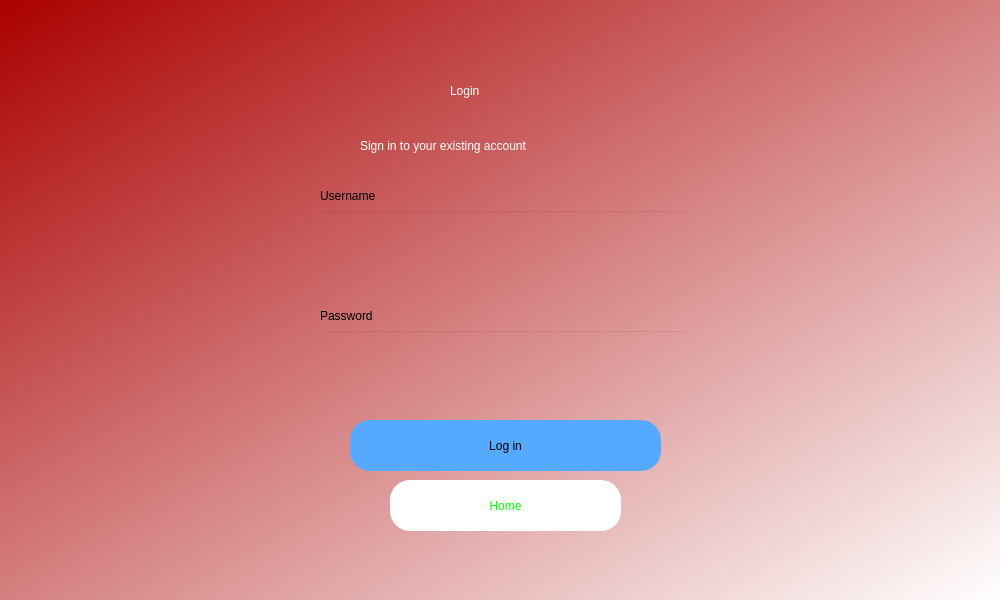
Before: the Qt Designer form GUI/login.ui in Mohamed72495/Video-Surveillance, drawn with Qt 5.
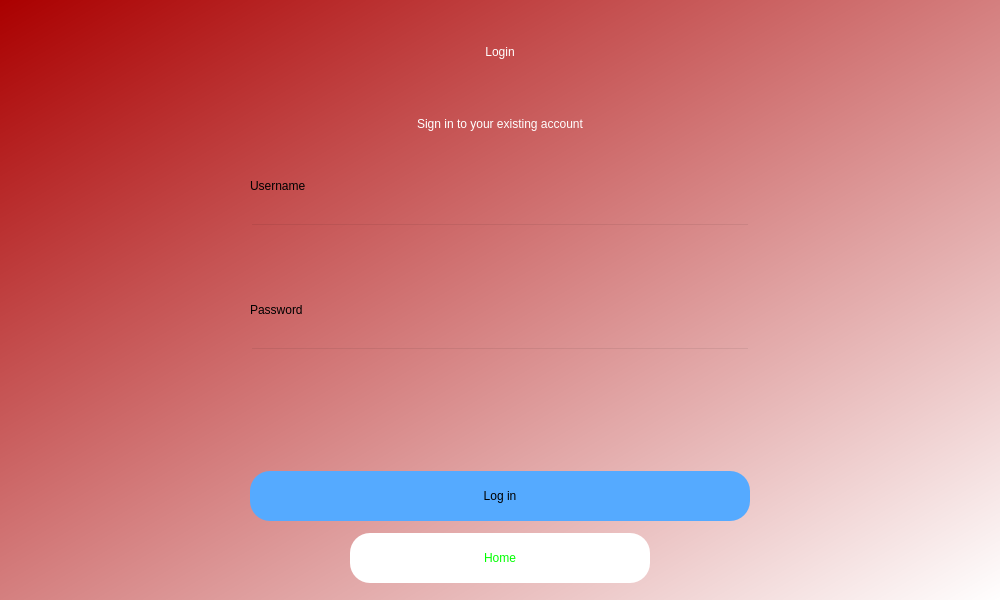
After: the same form once the commit is applied.

```diff
--- a/GUI/login.ui
+++ b/GUI/login.ui
@@ -16,163 +16,228 @@
   <property name="styleSheet">
    <string notr="true">background-color:qlineargradient(spread:pad, x1:0, y1:0, x2:1, y2:1, stop:0 rgba(170, 0, 0, 255), stop:1 rgba(255, 255, 255, 255));</string>
   </property>
-  <widget class="QLabel" name="error">
-   <property name="geometry">
-    <rect>
-     <x>320</x>
-     <y>380</y>
-     <width>371</width>
-     <height>31</height>
-    </rect>
-   </property>
-   <property name="styleSheet">
-    <string notr="true">font: 12pt &quot;MS Shell Dlg 2&quot;;
+  <layout class="QVBoxLayout" name="verticalLayout">
+   <item alignment="Qt::AlignHCenter">
+    <widget class="QLabel" name="label">
+     <property name="minimumSize">
+      <size>
+       <width>500</width>
+       <height>0</height>
+      </size>
+     </property>
+     <property name="maximumSize">
+      <size>
+       <width>500</width>
+       <height>70</height>
+      </size>
+     </property>
+     <property name="styleSheet">
+      <string notr="true">font: 36pt &quot;MS Shell Dlg 2&quot;;color:rgb(255, 255, 255);
+background-color: rgba(255, 255, 255,0);</string>
+     </property>
+     <property name="text">
+      <string>Login</string>
+     </property>
+     <property name="alignment">
+      <set>Qt::AlignCenter</set>
+     </property>
+    </widget>
+   </item>
+   <item alignment="Qt::AlignHCenter">
+    <widget class="QLabel" name="label_2">
+     <property name="minimumSize">
+      <size>
+       <width>500</width>
+       <height>0</height>
+      </size>
+     </property>
+     <property name="maximumSize">
+      <size>
+       <width>500</width>
+       <height>50</height>
+      </size>
+     </property>
+     <property name="styleSheet">
+      <string notr="true">font: 16pt &quot;MS Shell Dlg 2&quot;;color:rgb(255, 255, 255);
+background-color: rgba(255, 255, 255,0);</string>
+     </property>
+     <property name="text">
+      <string>Sign in to your existing account</string>
+     </property>
+     <property name="alignment">
+      <set>Qt::AlignCenter</set>
+     </property>
+    </widget>
+   </item>
+   <item alignment="Qt::AlignHCenter">
+    <widget class="QLabel" name="label_3">
+     <property name="minimumSize">
+      <size>
+       <width>500</width>
+       <height>0</height>
+      </size>
+     </property>
+     <property name="maximumSize">
+      <size>
+       <width>500</width>
+       <height>50</height>
+      </size>
+     </property>
+     <property name="styleSheet">
+      <string notr="true">font: 75 16pt &quot;MS Shell Dlg 2&quot;;
+background-color: rgba(255, 255, 255,0);</string>
+     </property>
+     <property name="text">
+      <string>Username</string>
+     </property>
+    </widget>
+   </item>
+   <item alignment="Qt::AlignHCenter">
+    <widget class="QLineEdit" name="emailfield">
+     <property name="minimumSize">
+      <size>
+       <width>500</width>
+       <height>0</height>
+      </size>
+     </property>
+     <property name="maximumSize">
+      <size>
+       <width>500</width>
+       <height>50</height>
+      </size>
+     </property>
+     <property name="styleSheet">
+      <string notr="true">background-color:rgba(0,0,0,0);
+font: 12pt &quot;MS Shell Dlg 2&quot;;</string>
+     </property>
+    </widget>
+   </item>
+   <item alignment="Qt::AlignHCenter">
+    <widget class="QLabel" name="label_4">
+     <property name="minimumSize">
+      <size>
+       <width>500</width>
+       <height>0</height>
+      </size>
+     </property>
+     <property name="maximumSize">
+      <size>
+       <width>500</width>
+       <height>50</height>
+      </size>
+     </property>
+     <property name="styleSheet">
+      <string notr="true">font: 75 16pt &quot;MS Shell Dlg 2&quot;;
+background-color: rgba(255, 255, 255,0);</string>
+     </property>
+     <property name="text">
+      <string>Password</string>
+     </property>
+    </widget>
+   </item>
+   <item alignment="Qt::AlignHCenter">
+    <widget class="QLineEdit" name="passwordfield">
+     <property name="minimumSize">
+      <size>
+       <width>500</width>
+       <height>0</height>
+      </size>
+     </property>
+     <property name="maximumSize">
+      <size>
+       <width>500</width>
+       <height>50</height>
+      </size>
+     </property>
+     <property name="styleSheet">
+      <string notr="true">background-color:rgba(0,0,0,0);
+font: 12pt &quot;MS Shell Dlg 2&quot;;</string>
+     </property>
+    </widget>
+   </item>
+   <item alignment="Qt::AlignHCenter">
+    <widget class="QLabel" name="error">
+     <property name="minimumSize">
+      <size>
+       <width>500</width>
+       <height>0</height>
+      </size>
+     </property>
+     <property name="maximumSize">
+      <size>
+       <width>500</width>
+       <height>50</height>
+      </size>
+     </property>
+     <property name="styleSheet">
+      <string notr="true">font: 75 14pt &quot;MS Shell Dlg 2&quot;;
 color:rgb(255, 0, 0);
 background-color: rgba(255, 255, 255,0);</string>
-   </property>
-   <property name="text">
-    <string/>
-   </property>
-  </widget>
-  <widget class="QLineEdit" name="passwordfield">
-   <property name="geometry">
-    <rect>
-     <x>320</x>
-     <y>330</y>
-     <width>371</width>
-     <height>51</height>
-    </rect>
-   </property>
-   <property name="styleSheet">
-    <string notr="true">background-color:rgba(0,0,0,0);
-font: 12pt &quot;MS Shell Dlg 2&quot;;</string>
-   </property>
-  </widget>
-  <widget class="QPushButton" name="Home">
-   <property name="geometry">
-    <rect>
-     <x>390</x>
-     <y>480</y>
-     <width>231</width>
-     <height>51</height>
-    </rect>
-   </property>
-   <property name="cursor">
-    <cursorShape>PointingHandCursor</cursorShape>
-   </property>
-   <property name="styleSheet">
-    <string notr="true">border-radius:20px;
+     </property>
+     <property name="text">
+      <string/>
+     </property>
+     <property name="alignment">
+      <set>Qt::AlignCenter</set>
+     </property>
+    </widget>
+   </item>
+   <item alignment="Qt::AlignHCenter">
+    <widget class="QPushButton" name="login">
+     <property name="minimumSize">
+      <size>
+       <width>500</width>
+       <height>0</height>
+      </size>
+     </property>
+     <property name="maximumSize">
+      <size>
+       <width>500</width>
+       <height>50</height>
+      </size>
+     </property>
+     <property name="cursor">
+      <cursorShape>PointingHandCursor</cursorShape>
+     </property>
+     <property name="styleSheet">
+      <string notr="true">border-radius:20px;
+background-color:rgb(85, 170, 255);
+font: 14pt &quot;MS Shell Dlg 2&quot;;</string>
+     </property>
+     <property name="text">
+      <string>Log in</string>
+     </property>
+    </widget>
+   </item>
+   <item alignment="Qt::AlignHCenter">
+    <widget class="QPushButton" name="Home">
+     <property name="minimumSize">
+      <size>
+       <width>300</width>
+       <height>0</height>
+      </size>
+     </property>
+     <property name="maximumSize">
+      <size>
+       <width>300</width>
+       <height>50</height>
+      </size>
+     </property>
+     <property name="cursor">
+      <cursorShape>PointingHandCursor</cursorShape>
+     </property>
+     <property name="styleSheet">
+      <string notr="true">border-radius:20px;
 background-color:rgb(255, 255, 255);
 font: 14pt &quot;MS Shell Dlg 2&quot;;
 color:rgb(0, 255, 0)</string>
-   </property>
-   <property name="text">
-    <string>Home</string>
-   </property>
-  </widget>
-  <widget class="QLineEdit" name="emailfield">
-   <property name="geometry">
-    <rect>
-     <x>320</x>
-     <y>210</y>
-     <width>371</width>
-     <height>51</height>
-    </rect>
-   </property>
-   <property name="styleSheet">
-    <string notr="true">background-color:rgba(0,0,0,0);
-font: 12pt &quot;MS Shell Dlg 2&quot;;</string>
-   </property>
-  </widget>
-  <widget class="QLabel" name="label">
-   <property name="geometry">
-    <rect>
-     <x>450</x>
-     <y>50</y>
-     <width>121</width>
-     <height>81</height>
-    </rect>
-   </property>
-   <property name="styleSheet">
-    <string notr="true">font: 36pt &quot;MS Shell Dlg 2&quot;;color:rgb(255, 255, 255);
-background-color: rgba(255, 255, 255,0);</string>
-   </property>
-   <property name="text">
-    <string>Login</string>
-   </property>
-  </widget>
-  <widget class="QPushButton" name="login">
-   <property name="geometry">
-    <rect>
-     <x>350</x>
-     <y>420</y>
-     <width>311</width>
-     <height>51</height>
-    </rect>
-   </property>
-   <property name="cursor">
-    <cursorShape>PointingHandCursor</cursorShape>
-   </property>
-   <property name="styleSheet">
-    <string notr="true">border-radius:20px;
-background-color:rgb(85, 170, 255);
-font: 14pt &quot;MS Shell Dlg 2&quot;;</string>
-   </property>
-   <property name="text">
-    <string>Log in</string>
-   </property>
-  </widget>
-  <widget class="QLabel" name="label_2">
-   <property name="geometry">
-    <rect>
-     <x>360</x>
-     <y>130</y>
-     <width>301</width>
-     <height>31</height>
-    </rect>
-   </property>
-   <property name="styleSheet">
-    <string notr="true">font: 16pt &quot;MS Shell Dlg 2&quot;;color:rgb(255, 255, 255);
-background-color: rgba(255, 255, 255,0);</string>
-   </property>
-   <property name="text">
-    <string>Sign in to your existing account</string>
-   </property>
-  </widget>
-  <widget class="QLabel" name="label_3">
-   <property name="geometry">
-    <rect>
-     <x>320</x>
-     <y>185</y>
-     <width>111</width>
-     <height>21</height>
-    </rect>
-   </property>
-   <property name="styleSheet">
-    <string notr="true">font: 14pt &quot;MS Shell Dlg 2&quot;;
-background-color: rgba(255, 255, 255,0);</string>
-   </property>
-   <property name="text">
-    <string>Username</string>
-   </property>
-  </widget>
-  <widget class="QLabel" name="label_4">
-   <property name="geometry">
-    <rect>
-     <x>320</x>
-     <y>305</y>
-     <width>111</width>
-     <height>21</height>
-    </rect>
-   </property>
-   <property name="styleSheet">
-    <string notr="true">font: 14pt &quot;MS Shell Dlg 2&quot;;
-background-color: rgba(255, 255, 255,0);</string>
-   </property>
-   <property name="text">
-    <string>Password</string>
-   </property>
-  </widget>
+     </property>
+     <property name="text">
+      <string>Home</string>
+     </property>
+    </widget>
+   </item>
+  </layout>
  </widget>
  <resources/>
  <connections/>
```
